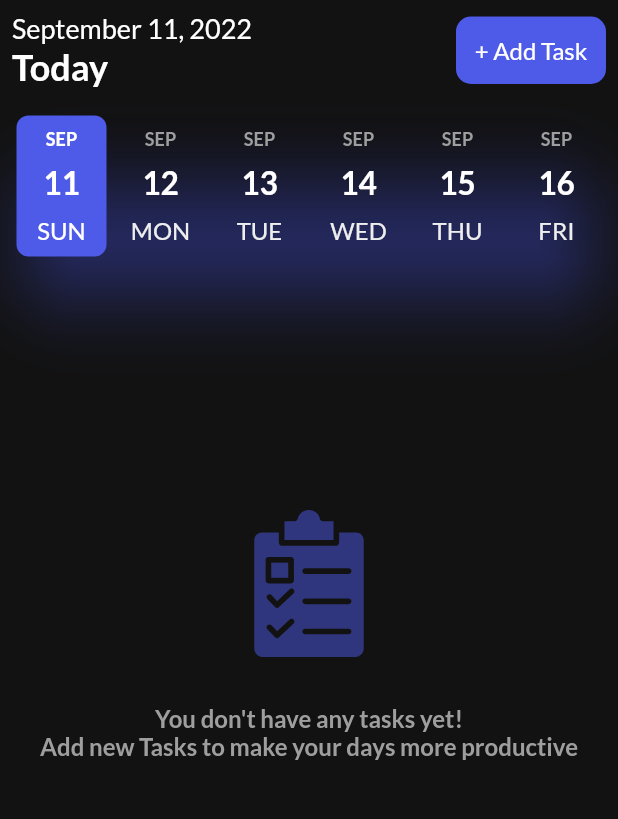
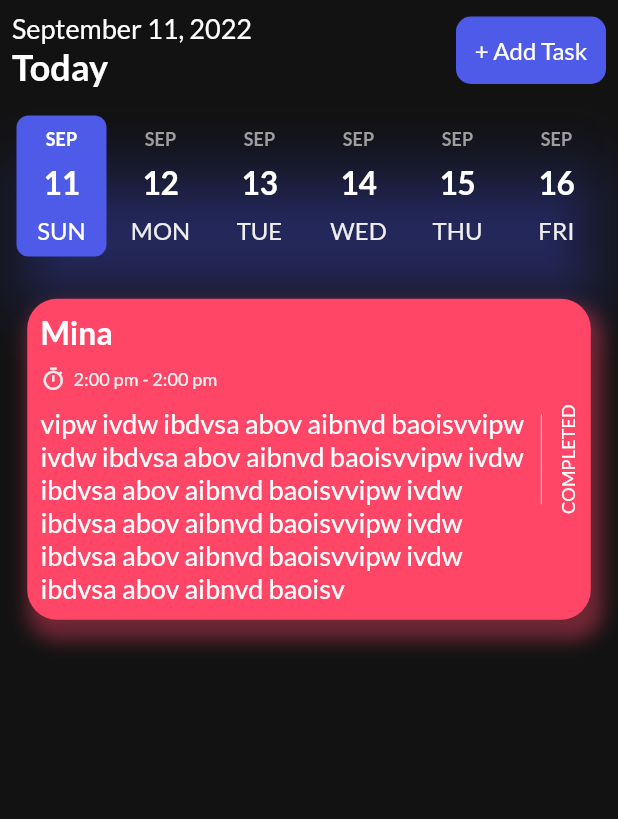
Before and after one commit to MinaFaried3/Time-To-Do, a Flutter app: the screen it shows after launch, on a phone screen of 412 x 824 dp, the part 84-903 px from its top. Run offline on Flutter 3.47's test engine with Material 2 defaults, Android fonts, the phone set to English and light mode, and no system bars; drawn by our look-alikes of date_picker_timeline; our stand-ins replace equatable, flutter_local_notifications, flutter_svg, get, get_storage, google_fonts and 1 more.

Commit message:
start showing tasks

```diff
--- a/lib/core/utils/global/themes/colors/colors.dart
+++ b/lib/core/utils/global/themes/colors/colors.dart
@@ -2,6 +2,7 @@ import 'package:flutter/material.dart';
 
 class AppColor {
   static const Color bluishClr = Color(0xFF4e5ae8);
+  static const Color whiteBluishClr = Color(0xff80ddff);
   static const Color orangeClr = Color(0xCFFF8746);
   static const Color pinkClr = Color(0xFFff4667);
   static const Color white = Colors.white;
--- a/lib/core/utils/global/themes/theme/light.dart
+++ b/lib/core/utils/global/themes/theme/light.dart
@@ -50,14 +50,13 @@ class LightTheme extends Equatable {
       subtitle1: GoogleFonts.lato(
         textStyle: const TextStyle(
           color: Colors.grey,
-          fontWeight: FontWeight.bold,
-          fontSize: 16,
+          fontSize: 14,
         ),
       ),
       subtitle2: GoogleFonts.lato(
         textStyle: const TextStyle(
           color: Colors.grey,
-          fontWeight: FontWeight.bold,
+          fontWeight: FontWeight.w400,
           fontSize: 12,
         ),
       ),
--- /dev/null
+++ b/lib/data/model/task_model.dart
@@ -0,0 +1,15 @@
+import 'package:todo_clean_architecture/domain/entities/task.dart';
+
+class TaskModel extends Task {
+  TaskModel(
+      {super.id,
+      super.title,
+      super.note,
+      super.isCompleted,
+      super.date,
+      super.startTime,
+      super.endTime,
+      super.color,
+      super.remind,
+      super.repeat});
+}
--- a/lib/domain/entities/task.dart
+++ b/lib/domain/entities/task.dart
@@ -11,6 +11,18 @@ class Task extends Equatable {
   int? color;
   int? remind;
   String? repeat;
+
+  Task(
+      {this.id,
+      this.title,
+      this.note,
+      this.isCompleted,
+      this.date,
+      this.startTime,
+      this.endTime,
+      this.color,
+      this.remind,
+      this.repeat});
 
   @override
   List<Object?> get props => [
--- a/lib/presentation/components/home_screen_widgets/date_piker_bar.dart
+++ b/lib/presentation/components/home_screen_widgets/date_piker_bar.dart
@@ -1,5 +1,7 @@
 import 'package:date_picker_timeline/date_picker_widget.dart';
 import 'package:flutter/material.dart';
+import 'package:get/get_core/src/get_main.dart';
+import 'package:get/get_navigation/get_navigation.dart';
 
 class DatePikerBar extends StatefulWidget {
   const DatePikerBar({Key? key}) : super(key: key);
@@ -14,10 +16,12 @@ class _DatePikerBarState extends State<DatePikerBar> {
     var selectedDate = DateTime.now();
     return StatefulBuilder(
       builder: (context, state) => PhysicalModel(
-        borderRadius: BorderRadius.circular(40),
+        borderRadius: BorderRadius.circular(20),
         color: Colors.transparent,
-        elevation: 18,
-        shadowColor: Theme.of(context).primaryColor,
+        elevation: Get.isDarkMode ? 17 : 0,
+        shadowColor: Get.isDarkMode
+            ? Theme.of(context).primaryColor
+            : Theme.of(context).scaffoldBackgroundColor,
         child: DatePicker(
           selectedDate,
           height: 100,
--- a/lib/presentation/components/home_screen_widgets/show_tasks.dart
+++ b/lib/presentation/components/home_screen_widgets/show_tasks.dart
@@ -1,6 +1,7 @@
 import 'package:flutter/material.dart';
 import 'package:todo_clean_architecture/core/utils/global/shared/size_config.dart';
-import 'package:todo_clean_architecture/presentation/components/home_screen_widgets/no_task.dart';
+import 'package:todo_clean_architecture/data/model/task_model.dart';
+import 'package:todo_clean_architecture/presentation/components/task_tile.dart';
 
 class ShowTasks extends StatelessWidget {
   const ShowTasks({Key? key}) : super(key: key);
@@ -9,6 +10,15 @@ class ShowTasks extends StatelessWidget {
   Widget build(BuildContext context) {
     var themes = Theme.of(context);
     bool orientation = SizeConfig.orientation == Orientation.landscape;
-    return const NoTasks();
+    return TaskTile(
+      TaskModel(
+          color: 1,
+          endTime: "2:00 pm",
+          startTime: "2:00 pm",
+          isCompleted: 1,
+          note:
+              "vipw ivdw ibdvsa abov aibnvd baoisvvipw ivdw ibdvsa abov aibnvd baoisvvipw ivdw ibdvsa abov aibnvd baoisvvipw ivdw ibdvsa abov aibnvd baoisvvipw ivdw ibdvsa abov aibnvd baoisvvipw ivdw ibdvsa abov aibnvd baoisv",
+          title: "Mina "),
+    );
   }
 }
--- a/lib/presentation/components/task_tile.dart
+++ b/lib/presentation/components/task_tile.dart
@@ -1,10 +1,128 @@
 import 'package:flutter/material.dart';
+import 'package:get/get.dart';
+import 'package:get/get_core/src/get_main.dart';
+import 'package:todo_clean_architecture/core/utils/global/shared/size_config.dart';
+import 'package:todo_clean_architecture/core/utils/global/themes/colors/colors.dart';
+import 'package:todo_clean_architecture/data/model/task_model.dart';
 
 class TaskTile extends StatelessWidget {
-  const TaskTile({Key? key}) : super(key: key);
-
+  TaskTile(this.task, {Key? key}) : super(key: key);
+  late TaskModel task;
   @override
   Widget build(BuildContext context) {
-    return Container();
+    return Container(
+      padding: EdgeInsets.symmetric(
+          horizontal: getProportionateScreenWidth(
+            SizeConfig.orientation == Orientation.landscape ? 4 : 8,
+          ),
+          vertical: 10),
+      width: SizeConfig.orientation == Orientation.landscape
+          ? SizeConfig.screenWidth / 2
+          : SizeConfig.screenWidth,
+      margin: EdgeInsets.all(getProportionateScreenHeight(10)),
+      decoration: BoxDecoration(
+          color: getClr(task.color),
+          borderRadius: BorderRadius.circular(20),
+          boxShadow: [
+            BoxShadow(
+                color: getShadow(task.color, Get.isDarkMode ? 0.4 : 0.7),
+                spreadRadius: 4,
+                blurRadius: 10,
+                offset: Offset(4, 9)),
+          ]),
+      child: Row(
+        children: [
+          Expanded(
+            child: SingleChildScrollView(
+              child: Column(
+                mainAxisAlignment: MainAxisAlignment.spaceBetween,
+                crossAxisAlignment: CrossAxisAlignment.start,
+                children: [
+                  Padding(
+                    padding: const EdgeInsets.only(bottom: 10),
+                    child: Text(
+                      task.title!,
+                      style: Theme.of(context)
+                          .textTheme
+                          .headline4!
+                          .copyWith(color: Colors.white),
+                    ),
+                  ),
+                  Padding(
+                    padding: const EdgeInsets.only(bottom: 10),
+                    child: Row(children: [
+                      Icon(
+                        Icons.timer_outlined,
+                        color: Colors.grey[200],
+                        size: 17,
+                      ),
+                      const SizedBox(
+                        width: 5,
+                      ),
+                      RichText(
+                          text: TextSpan(
+                              text: task.startTime,
+                              style: Theme.of(context)
+                                  .textTheme
+                                  .subtitle2!
+                                  .copyWith(
+                                      color: Colors.grey[100],
+                                      fontWeight: FontWeight.normal),
+                              children: [
+                            const TextSpan(text: ' - '),
+                            TextSpan(text: task.endTime),
+                          ]))
+                    ]),
+                  ),
+                  Text(
+                    task.note!,
+                    style: Theme.of(context)
+                        .textTheme
+                        .bodyText1!
+                        .copyWith(color: Colors.white),
+                  )
+                ],
+              ),
+            ),
+          ),
+          Container(
+            margin: const EdgeInsets.symmetric(horizontal: 10),
+            height: 60,
+            width: 0.5,
+            color: Colors.white,
+          ),
+          RotatedBox(
+            quarterTurns: 3,
+            child: Text(
+              task.isCompleted == 0 ? "TODO" : "COMPLETED",
+              style: Theme.of(context)
+                  .textTheme
+                  .subtitle2!
+                  .copyWith(color: Colors.white, fontWeight: FontWeight.normal),
+            ),
+          ),
+        ],
+      ),
+    );
+  }
+
+  getClr(int? color) {
+    Map colors = {
+      0: AppColor.bluishClr,
+      1: AppColor.pinkClr,
+      2: AppColor.orangeClr
+    };
+
+    return colors[color];
+  }
+
+  getShadow(int? color, double opacity) {
+    Map colors = {
+      0: AppColor.bluishClr.withOpacity(opacity),
+      1: AppColor.pinkClr.withOpacity(opacity),
+      2: AppColor.orangeClr.withOpacity(opacity)
+    };
+
+    return colors[color];
   }
 }
--- a/lib/presentation/screens/home_screen.dart
+++ b/lib/presentation/screens/home_screen.dart
@@ -2,11 +2,11 @@ import 'package:flutter/material.dart';
 import 'package:get/get.dart';
 import 'package:todo_clean_architecture/core/utils/global/notification/notification_service.dart';
 import 'package:todo_clean_architecture/core/utils/global/shared/size_config.dart';
-import 'package:todo_clean_architecture/presentation/components/home_screen_widgets/show_tasks.dart';
 
 import '../../core/utils/global/themes/theme_sevice.dart';
 import '../components/avatat.dart';
 import '../components/home_screen_widgets/date_piker_bar.dart';
+import '../components/home_screen_widgets/show_tasks.dart';
 import '../components/home_screen_widgets/task_bar.dart';
 
 class HomeScreen extends StatefulWidget {
```
Also changed, not shown: 1 other file.
